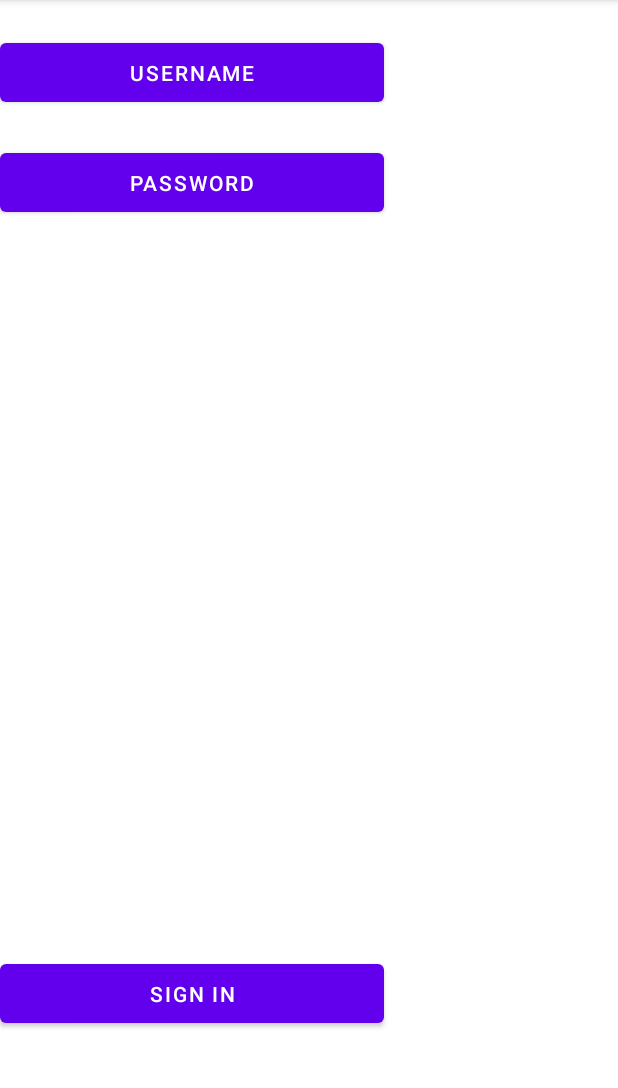
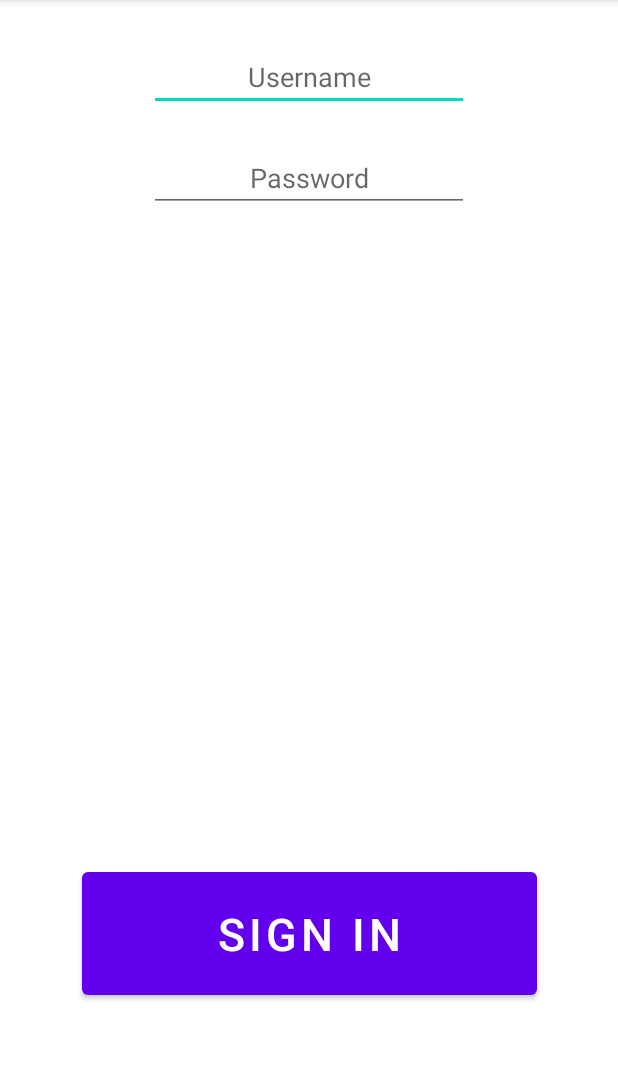
Before and after one commit to BhavikChand/Battle_Beasts, an Android app: the SignIn screen opened directly, with no data from a screen before it, on a phone screen of 412 x 824 dp, the part 84-1172 px from its top. Run offline under Robolectric (Android 15) with nearby library versions, the phone set to English and light mode, and no system bars; our stand-ins replace Room's generated code.

```diff
--- a/app/src/main/java/com/example/battlebeasts/BattleLog.java
+++ b/app/src/main/java/com/example/battlebeasts/BattleLog.java
@@ -9,7 +9,7 @@ import com.example.battlebeasts.db.AppDataBase;
 public class BattleLog {
   @PrimaryKey(autoGenerate = true)
   private int mLogId;
-
+  private int mUserId;
   private String mPlayerName;
   private String mOpponentName;
   private String mPlayerAttack;
@@ -28,7 +28,7 @@ public class BattleLog {
   private int mHpQuotientPlayerHpDmg;
   private int mHpQuotientOpponentHpDmg;
 
-  public BattleLog(String playerName, String opponentName, String playerAttack, String opponentAttack, int megaEffectivePlayerAttack, int megaEffectiveOpponentAttack, int turnCheck, int turnCount, int playerHp, int opponentHp, int hpQuotientPlayerHpDmg, int hpQuotientOpponentHpDmg) {
+  public BattleLog(String playerName, String opponentName, String playerAttack, String opponentAttack, int megaEffectivePlayerAttack, int megaEffectiveOpponentAttack, int turnCheck, int turnCount, int playerHp, int opponentHp, int hpQuotientPlayerHpDmg, int hpQuotientOpponentHpDmg, int userId) {
     mPlayerName = playerName;
     mOpponentName = opponentName;
     mPlayerAttack = playerAttack;
@@ -41,6 +41,7 @@ public class BattleLog {
     mOpponentHp = opponentHp;
     mHpQuotientPlayerHpDmg = hpQuotientPlayerHpDmg;
     mHpQuotientOpponentHpDmg = hpQuotientOpponentHpDmg;
+    mUserId = userId;
   }
 
   //Display Log of Battle
@@ -99,14 +100,14 @@ public class BattleLog {
     if (mTurnCheck == 0 && mMegaEffectivePlayerAttack == 2 && mMegaEffectiveOpponentAttack == 1) {
       return "=-=-=-=-=-=-=-=-=-=-=-=-=-=-=- Turn Count: " + mTurnCount + " =-=-=-=-=-=-=-=-=-=-=-=-=-=-=-" + "\n" +
               mPlayerName + " used " + mPlayerAttack + "!" + "\n" +
-              "(The opposing " + mOpponentName + " lost " + mHpQuotient + "% of its health!)" + "\n" +
+//              "(The opposing " + mOpponentName + " lost " + mHpQuotient + "% of its health!)" + "\n" +
               "\n";
     };
     if (mTurnCheck == 0 && mMegaEffectivePlayerAttack == 2 && mMegaEffectiveOpponentAttack == 0) {
       return "=-=-=-=-=-=-=-=-=-=-=-=-=-=-=- Turn Count: " + mTurnCount + " =-=-=-=-=-=-=-=-=-=-=-=-=-=-=-" + "\n" +
               mPlayerName + " used " + mPlayerAttack + "!" + "\n" +
               "Not very mega damage..." + "\n" +
-              "(The opposing " + mOpponentName + " lost " + mHpQuotient + "% of its health!)" + "\n" +
+//              "(The opposing " + mOpponentName + " lost " + mHpQuotient + "% of its health!)" + "\n" +
               "\n";
     };
 
@@ -130,4 +131,12 @@ public class BattleLog {
   public void setLogId(int logId) {
     mLogId = logId;
   }
+
+  public int getUserId() {
+    return mUserId;
+  }
+
+  public void setUserId(int userId) {
+    mUserId = userId;
+  }
 }
--- a/app/src/main/java/com/example/battlebeasts/MainActivity.java
+++ b/app/src/main/java/com/example/battlebeasts/MainActivity.java
@@ -4,6 +4,7 @@ import androidx.appcompat.app.AppCompatActivity;
 import androidx.room.Room;
 
 import android.os.Bundle;
+import android.view.View;
 import android.widget.Button;
 
 import com.example.battlebeasts.databinding.ActivityMainBinding;
@@ -13,20 +14,22 @@ import com.example.battlebeasts.db.BattleLogDAO;
 import java.util.List;
 
 public class MainActivity extends AppCompatActivity {
-  ActivityMainBinding binding;
+  private ActivityMainBinding binding;
 
-  Button mSignIn;
-  Button mSignUp;
-  Button mDemoPublicUser;
-  Button mDemoAccountUser;
+  private Button mSignIn;
+  private Button mSignUp;
+  private Button mDemoPublicUser;
+  private Button mDemoAccountUser;
 
   //Reference to BattleLogDao
   //Reference to Database
   //Abstraction Layer
   //TODO Replace with room repository
-  BattleLogDAO mBattleLogDAO;
+  private BattleLogDAO mBattleLogDAO;
 
-  List<BattleLog> mBattleLogList;
+  private List<BattleLog> mBattleLogList;
+
+  private int mUserId = -1;
 
   @Override
   protected void onCreate(Bundle savedInstanceState) {
@@ -44,15 +47,32 @@ public class MainActivity extends AppCompatActivity {
 
     //Now have access to Object
     mBattleLogDAO = Room.databaseBuilder(this, AppDataBase.class, AppDataBase.DATABASE_NAME).allowMainThreadQueries().build().BattleLogDAO();
-  }
+
+    refreshDisplay();
+
+    //TODO Not sure if I need Sign in button here
+//    mSignIn.setOnClickListener(new View.OnClickListener() {
+//      @Override
+//      public void onClick(View view) {
+//        signInBattleLog();
+//        refreshDisplay();
+//      }
+//    });
+  }//end of onCreate
+
+  //TODO Not sure if I need Sign in button here
+//  private void signInBattleLog() {
+//
+//  }
 
   private void refreshDisplay() {
-    mBattleLogList = mBattleLogDAO.getBattleLogs();
+    mBattleLogList = mBattleLogDAO.getAllBattleLogs();
     if (mBattleLogList.isEmpty()) {
       StringBuilder sb = new StringBuilder();
       for (BattleLog log : mBattleLogList) {
         sb.append(log.toString());
       }
+//      mMainDisplay.setText(sb.toString());
     } else {
 //      https://youtu.be/9aY3HcdUfiw?t=838
 //      mMainDisplay.setText("No logs yet, time to hit the gym");
--- a/app/src/main/java/com/example/battlebeasts/SignIn.java
+++ b/app/src/main/java/com/example/battlebeasts/SignIn.java
@@ -1,14 +1,50 @@
 package com.example.battlebeasts;
 
 import androidx.appcompat.app.AppCompatActivity;
+import androidx.room.Room;
 
 import android.os.Bundle;
+import android.view.View;
+import android.widget.Button;
+import android.widget.EditText;
+
+import com.example.battlebeasts.db.AppDataBase;
+import com.example.battlebeasts.db.BattleLogDAO;
 
 public class SignIn extends AppCompatActivity {
+
+  private EditText mUserName;
+  private EditText mPassword;
+
+  private Button mButton;
+
+  private BattleLogDAO mBattleLogDAO;
 
   @Override
   protected void onCreate(Bundle savedInstanceState) {
     super.onCreate(savedInstanceState);
     setContentView(R.layout.activity_sign_in);
+
+    wireupDisplay();
+
+    getDataBase();
+  }
+
+  private void wireupDisplay() {
+    mUserName = findViewById(R.id.editTextSignInUserName);
+    mUserName = findViewById(R.id.editTextSignInPassword);
+
+    mButton = findViewById(R.id.signInPageSignInButton);
+
+    mButton.setOnClickListener(new View.OnClickListener() {
+      @Override
+      public void onClick(View view) {
+        //TODO
+      }
+    });
+  }
+
+  private void getDataBase() {
+    mBattleLogDAO = Room.databaseBuilder(this, AppDataBase.class, AppDataBase.DATABASE_NAME).allowMainThreadQueries().build().BattleLogDAO();
   }
 }
--- a/app/src/main/java/com/example/battlebeasts/User.java
+++ b/app/src/main/java/com/example/battlebeasts/User.java
@@ -3,7 +3,9 @@ package com.example.battlebeasts;
 import androidx.room.Entity;
 import androidx.room.PrimaryKey;
 
-@Entity(tableName = AppDatabase.USER_TABLE)
+import com.example.battlebeasts.db.AppDataBase;
+
+@Entity(tableName = AppDataBase.USER_TABLE)
 public class User {
 
   @PrimaryKey(autoGenerate = true)
--- a/app/src/main/java/com/example/battlebeasts/db/AppDataBase.java
+++ b/app/src/main/java/com/example/battlebeasts/db/AppDataBase.java
@@ -8,13 +8,15 @@ import androidx.room.RoomDatabase;
 
 //Import classes:
 import com.example.battlebeasts.BattleLog;
+import com.example.battlebeasts.User;
 
 //This is a database access point
 //We get access to this through a repository
-@Database(entities = {BattleLog.class}, version = 1)
+@Database(entities = {BattleLog.class, User.class}, version = 2)
 public abstract class AppDataBase extends RoomDatabase {
   public static final String DATABASE_NAME = "BattleLog.db";
   public static final String BATTLELOG_TABLE = "battlelog_table";
+  public static final String USER_TABLE = "USER_TABLE";
 
   //Volatile means CAN ONLY ACCESS FROM MAIN MEMORY
   //Not Store DB in Ram, only in Storage to avoid race conditions
@@ -24,6 +26,8 @@ public abstract class AppDataBase extends RoomDatabase {
   //Never implement this, the room wrapper creates this for us
   public abstract BattleLogDAO BattleLogDAO();
 
+
+  //When working on Part 2 Gym Log he doesn't have this method??
   //Singleton class
   public static AppDataBase getInstance(Context context) {
     if (instance == null) {
--- a/app/src/main/java/com/example/battlebeasts/db/BattleLogDAO.java
+++ b/app/src/main/java/com/example/battlebeasts/db/BattleLogDAO.java
@@ -3,9 +3,13 @@ package com.example.battlebeasts.db;
 import androidx.room.Dao;
 import androidx.room.Delete;
 import androidx.room.Insert;
+import androidx.room.Query;
 import androidx.room.Update;
 
 import com.example.battlebeasts.BattleLog;
+import com.example.battlebeasts.User;
+
+import java.util.List;
 
 //Entry point for our Database
 //TODO Create BattleLogDAO Object
@@ -21,5 +25,31 @@ public interface BattleLogDAO {
   @Delete
   void delete(BattleLog battleLog);
 
+  @Query("SELECT * FROM " + AppDataBase.BATTLELOG_TABLE)
+  List<BattleLog> getAllBattleLogs();
 
+  @Query("SELECT * FROM " + AppDataBase.BATTLELOG_TABLE + " WHERE mLogId = :logId")
+  List<BattleLog> getBattleLogsById(int logId);
+
+  @Query("SELECT * FROM " + AppDataBase.BATTLELOG_TABLE + " WHERE mUserId = :userId")
+  List<BattleLog> getBattleLogsByUserId(int userId);
+
+  @Insert
+  void insert(User... users);
+
+  @Update
+  void update(User... users);
+
+  @Delete
+  void delete(User user);
+
+  //I wrote ORDER BY mUserId DESC
+  @Query("SELECT * FROM " + AppDataBase.USER_TABLE + " ORDER BY mUserId DESC")
+  List<User> getAllBattleUsers();
+
+  @Query("SELECT * FROM " + AppDataBase.USER_TABLE + " WHERE mUserName = :userName")
+  List<User> getUserByUserName(String userName);
+
+  @Query("SELECT * FROM " + AppDataBase.USER_TABLE + " WHERE mUserId = :userId")
+  List<User> getUserByUserId(int userId);
 }
--- a/app/src/main/res/layout/activity_sign_in.xml
+++ b/app/src/main/res/layout/activity_sign_in.xml
@@ -8,29 +8,40 @@
 
     <Button
         android:id="@+id/signInPageSignInButton"
-        android:layout_width="256dp"
-        android:layout_height="51dp"
-        android:text="Sign In"
+        android:layout_width="303dp"
+        android:layout_height="94dp"
+        android:text="@string/sign_in"
+        android:textSize="30sp"
         app:layout_constraintBottom_toBottomOf="parent"
+        app:layout_constraintEnd_toEndOf="parent"
+        app:layout_constraintStart_toStartOf="parent"
         app:layout_constraintTop_toTopOf="parent"
-        app:layout_constraintVertical_bias="0.888"
-        tools:layout_editor_absoluteX="237dp" />
+        app:layout_constraintVertical_bias="0.854" />
 
-    <Button
-        android:id="@+id/signInPagePasswordButton"
-        android:layout_width="256dp"
-        android:layout_height="51dp"
+    <EditText
+        android:id="@+id/editTextSignInUserName"
+        android:layout_width="wrap_content"
+        android:layout_height="wrap_content"
+        android:ems="10"
+        android:hint="@string/username"
+        android:inputType="textPersonName"
+        android:textAlignment="center"
+        app:layout_constraintBottom_toTopOf="@+id/editTextSignInPassword"
+        app:layout_constraintEnd_toEndOf="parent"
+        app:layout_constraintStart_toStartOf="parent"
+        app:layout_constraintTop_toTopOf="parent"
+        app:layout_constraintVertical_bias="0.568" />
+
+    <EditText
+        android:id="@+id/editTextSignInPassword"
+        android:layout_width="wrap_content"
+        android:layout_height="wrap_content"
         android:layout_marginTop="96dp"
-        android:text="Password"
-        app:layout_constraintTop_toTopOf="parent"
-        tools:layout_editor_absoluteX="237dp" />
+        android:ems="10"
+        android:hint="@string/password"
+        android:textAlignment="center"
+        app:layout_constraintEnd_toEndOf="parent"
+        app:layout_constraintStart_toStartOf="parent"
+        app:layout_constraintTop_toTopOf="parent" />
 
-    <Button
-        android:id="@+id/signInPageUsernameButton"
-        android:layout_width="256dp"
-        android:layout_height="51dp"
-        android:text="Username"
-        app:layout_constraintBottom_toTopOf="@+id/signInPagePasswordButton"
-        app:layout_constraintTop_toTopOf="parent"
-        tools:layout_editor_absoluteX="237dp" />
 </androidx.constraintlayout.widget.ConstraintLayout>
--- a/app/src/main/res/values/strings.xml
+++ b/app/src/main/res/values/strings.xml
@@ -1,3 +1,6 @@
 <resources>
     <string name="app_name">Battle Beasts</string>
+    <string name="username">Username</string>
+    <string name="password">Password</string>
+    <string name="sign_in">Sign In</string>
 </resources>
```
